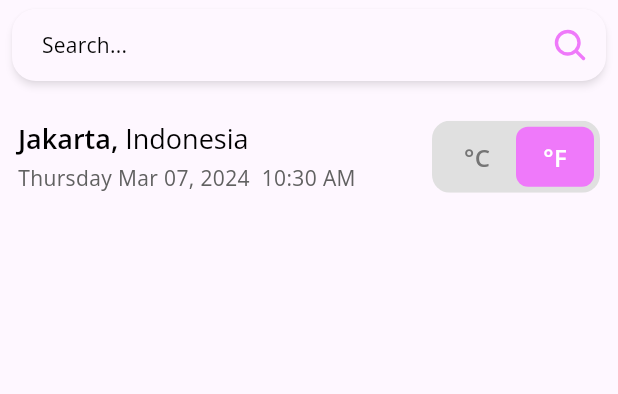
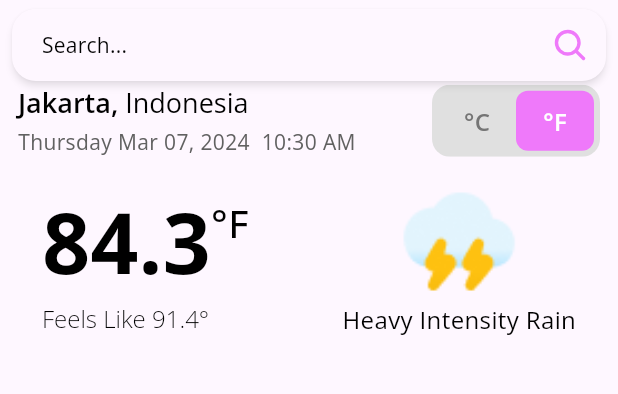
Before and after one commit to Rizqanmr/weather_app, a Flutter app: the screen it shows after launch, on a phone screen of 412 x 824 dp, the part 84-478 px from its top. Run offline on Flutter 3.47's test engine with Material 3 defaults, Android fonts, the phone set to English and light mode, and no system bars; our stand-ins replace google_fonts, material_floating_search_bar_2, phosphor_flutter, shimmer.

Commit message:
create widget current weather info

```diff
--- a/lib/pages/homepage.dart
+++ b/lib/pages/homepage.dart
@@ -2,6 +2,7 @@ import 'package:flutter/material.dart';
 import 'package:material_floating_search_bar_2/material_floating_search_bar_2.dart';
 import 'package:weather_app/widgets/custom_searchbar.dart';
 
+import '../widgets/current_weather_info.dart';
 import '../widgets/weather_info_header.dart';
 
 class Homepage extends StatefulWidget {
@@ -28,13 +29,18 @@ class _HomepageState extends State<Homepage> {
           ListView(
             physics: const BouncingScrollPhysics(),
             padding: const EdgeInsets.all(12.0).copyWith(
-              top: kToolbarHeight +
-                  MediaQuery.viewPaddingOf(context).top +
-                  24.0,
+              top: kToolbarHeight + MediaQuery.viewPaddingOf(context).top,
             ),
             children: [
               WeatherInfoHeader(),
               const SizedBox(height: 16.0),
+              CurrentWeatherInfo(),
+              const SizedBox(height: 16.0),
+              // MainWeatherDetail(),
+              // const SizedBox(height: 24.0),
+              // TwentyFourHourForecast(),
+              // const SizedBox(height: 18.0),
+              // SevenDayForecast(),
             ],
           ),
           CustomSearchBar(searchBarController: searchBarController)
--- /dev/null
+++ b/lib/utils/ext.dart
@@ -0,0 +1,12 @@
+extension StringCasingExtension on String {
+  String toCapitalized() =>
+      length > 0 ? '${this[0].toUpperCase()}${substring(1).toLowerCase()}' : '';
+  String toTitleCase() => replaceAll(RegExp(' +'), ' ')
+      .split(' ')
+      .map((str) => str.toCapitalized())
+      .join(' ');
+}
+
+extension DoubleExtension on double {
+  double toFahrenheit() => (this * 1.8 + 32).toDouble();
+}
--- /dev/null
+++ b/lib/utils/util.dart
@@ -0,0 +1,37 @@
+String getWeatherImage(String input) {
+  String weather = input.toLowerCase();
+  String assetPath = 'assets/images/';
+  switch (weather) {
+    case 'thunderstorm':
+      return '${assetPath}Storm.png';
+
+    case 'drizzle':
+    case 'rain':
+      return '${assetPath}Rainy.png';
+
+    case 'snow':
+      return '${assetPath}Snow.png';
+
+    case 'clear':
+      return '${assetPath}Sunny.png';
+
+    case 'clouds':
+      return '${assetPath}Cloudy.png';
+
+    case 'mist':
+    case 'fog':
+    case 'smoke':
+    case 'haze':
+    case 'dust':
+    case 'sand':
+    case 'ash':
+      return '${assetPath}Fog.png';
+
+    case 'squall':
+    case 'tornado':
+      return '${assetPath}StormWindy.png';
+
+    default:
+      return '${assetPath}Cloud.png';
+  }
+}
--- /dev/null
+++ b/lib/widgets/current_weather_info.dart
@@ -0,0 +1,103 @@
+import 'package:flutter/material.dart';
+import 'package:weather_app/utils/ext.dart';
+
+import '../themes/text_styles.dart';
+import '../utils/util.dart';
+import 'custom_shimmer.dart';
+
+class CurrentWeatherInfo extends StatelessWidget {
+  bool isLoading = false;
+  bool isCelsius = false;
+  String desc = "heavy intensity rain";
+  double temp = 29.03;
+  double feelLike = 32.98;
+
+  @override
+  Widget build(BuildContext context) {
+    return isLoading
+        ? Row(
+            mainAxisAlignment: MainAxisAlignment.spaceEvenly,
+            children: [
+              Expanded(
+                child: CustomShimmer(
+                  height: 148.0,
+                  width: 148.0,
+                ),
+              ),
+              const SizedBox(width: 16.0),
+              CustomShimmer(
+                height: 148.0,
+                width: 148.0,
+              ),
+            ],
+          )
+        : Padding(
+            padding: const EdgeInsets.symmetric(horizontal: 16.0),
+            child: Row(
+              crossAxisAlignment: CrossAxisAlignment.center,
+              children: [
+                Expanded(
+                  child: Column(
+                    crossAxisAlignment: CrossAxisAlignment.start,
+                    children: [
+                      SizedBox(
+                        height: 80.0,
+                        child: Row(
+                          crossAxisAlignment: CrossAxisAlignment.start,
+                          children: [
+                            FittedBox(
+                              child: Text(
+                                isCelsius
+                                    ? temp.toStringAsFixed(1)
+                                    : temp.toFahrenheit().toStringAsFixed(1),
+                                style: boldText.copyWith(fontSize: 60),
+                              ),
+                            ),
+                            Padding(
+                              padding: const EdgeInsets.only(top: 8.0),
+                              child: Text(
+                                isCelsius ? '°C' : '°F',
+                                style: mediumText.copyWith(fontSize: 26),
+                              ),
+                            ),
+                          ],
+                        ),
+                      ),
+                      RichText(
+                        textAlign: TextAlign.start,
+                          text: TextSpan(
+                            text: 'Feels Like ',
+                            style: lightText.copyWith(fontSize: 16),
+                            children: [
+                              TextSpan(
+                                  text: isCelsius ? '${feelLike.toStringAsFixed(1)}°' : '${feelLike.toFahrenheit().toStringAsFixed(1)}°',
+                                  style: lightText.copyWith(fontSize: 16)
+                              )
+                            ]
+                          ),
+                      ),
+                    ],
+                  ),
+                ),
+                Column(
+                  crossAxisAlignment: CrossAxisAlignment.center,
+                  children: [
+                    SizedBox(
+                      height: 80.0,
+                      width: 80.0,
+                      child: Image.asset(
+                        getWeatherImage('thunderstorm'),
+                        fit: BoxFit.cover,
+                      ),
+                    ),
+                    Text(
+                      desc.toTitleCase(),
+                      style: regularText.copyWith(fontSize: 16),
+                    )
+                  ],
+                ),
+              ],
+            ),
+          );
+  }
+}
```
Also changed, not shown: assets/images/Cloud.png (added), assets/images/Cloudy.png (added), assets/images/Fog.png (added), assets/images/Rainy.png (added), assets/images/Snow.png (added), assets/images/Storm.png (added), assets/images/StormWindy.png (added), assets/images/Sunny.png (added).
